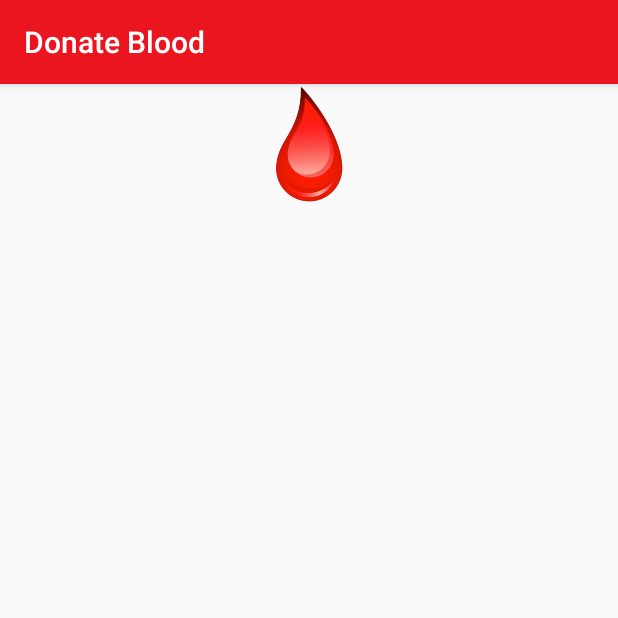
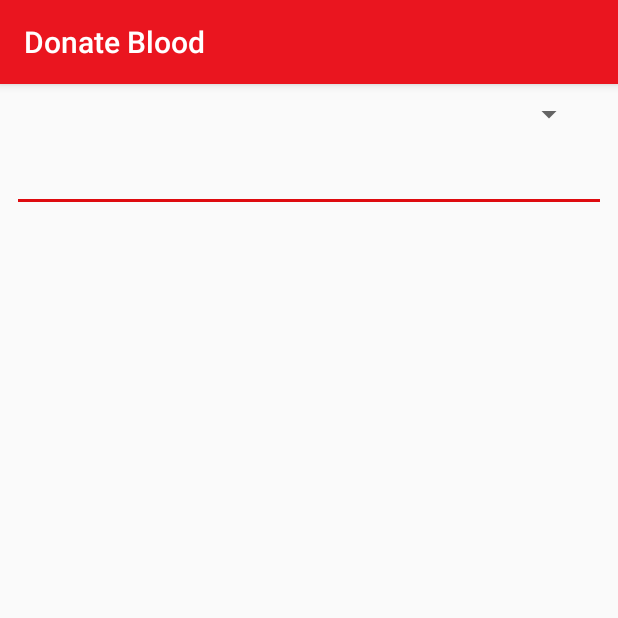
Before and after one commit to atriodata/DonateBlood, an Android app: the screen it shows after launch (HomeActivity before the commit, RegistraionActivity after it), on a phone screen of 412 x 824 dp, the top half of it. Run offline under Robolectric (Android 15) with nearby library versions, the phone set to English and light mode, and no system bars.

```diff
--- a/app/build.gradle
+++ b/app/build.gradle
@@ -36,4 +36,5 @@ dependencies {
 
 
 
+
 apply plugin: 'com.google.gms.google-services'
--- /dev/null
+++ b/app/src/main/java/com/atrio/donateblood/CustomAutoCompleteTextView.java
@@ -0,0 +1,28 @@
+package com.atrio.donateblood;
+
+import android.content.Context;
+import android.util.AttributeSet;
+import android.util.Log;
+
+import java.util.HashMap;
+
+/**
+ * Created by Arpita Patel on 14-08-2017.
+ */
+
+public class CustomAutoCompleteTextView extends android.support.v7.widget.AppCompatAutoCompleteTextView {
+
+    public CustomAutoCompleteTextView(Context context, AttributeSet attrs) {
+        super(context, attrs);
+    }
+
+    /** Returns the place description corresponding to the selected item */
+    @Override
+    protected CharSequence convertSelectionToString(Object selectedItem) {
+        /** Each item in the autocompetetextview suggestion list is a hashmap object */
+        HashMap<String, String> hm = (HashMap<String, String>) selectedItem;
+        Log.i("data455",""+hm);
+
+        return hm.get("description");
+    }
+}
--- a/app/src/main/java/com/atrio/donateblood/HomeActivity.java
+++ b/app/src/main/java/com/atrio/donateblood/HomeActivity.java
@@ -71,6 +71,7 @@ public class HomeActivity extends AppCompatActivity {
             public void onClick(View v) {
                 Intent intent=new Intent(HomeActivity.this,MainActivity.class);
                 startActivity(intent);
+                finish();
             }
         });
     }
--- /dev/null
+++ b/app/src/main/java/com/atrio/donateblood/RegistraionActivity.java
@@ -0,0 +1,297 @@
+package com.atrio.donateblood;
+
+import android.os.AsyncTask;
+import android.os.Bundle;
+import android.support.v7.app.AppCompatActivity;
+import android.text.Editable;
+import android.text.TextWatcher;
+import android.util.Log;
+import android.widget.AutoCompleteTextView;
+import android.widget.SimpleAdapter;
+import android.widget.Spinner;
+
+import org.json.JSONObject;
+
+import java.io.BufferedReader;
+import java.io.IOException;
+import java.io.InputStream;
+import java.io.InputStreamReader;
+import java.io.UnsupportedEncodingException;
+import java.net.HttpURLConnection;
+import java.net.URL;
+import java.net.URLEncoder;
+import java.util.HashMap;
+import java.util.List;
+
+public class RegistraionActivity extends AppCompatActivity {
+
+    String lati,longti;
+    PlacesTask placesTask;
+    ParserTask parserTask;
+    Spinner citizenship;
+    AutoCompleteTextView atvPlaces;
+
+    @Override
+    protected void onCreate(Bundle savedInstanceState) {
+        super.onCreate(savedInstanceState);
+        setContentView(R.layout.activity_registraion);
+        atvPlaces = (AutoCompleteTextView) findViewById(R.id.atv_places);
+        atvPlaces.setThreshold(1);
+
+        atvPlaces.addTextChangedListener(new TextWatcher() {
+
+            @Override
+            public void onTextChanged(CharSequence s, int start, int before, int count) {
+                placesTask = new PlacesTask();
+                placesTask.execute(s.toString());
+            }
+
+            @Override
+            public void beforeTextChanged(CharSequence s, int start, int count,
+                                          int after) {
+                // TODO Auto-generated method stub
+            }
+
+            @Override
+            public void afterTextChanged(Editable s) {
+                // TODO Auto-generated method stub
+            }
+        });
+     /*   LocationManager lm = (LocationManager) getSystemService(Context.LOCATION_SERVICE);
+        lm.requestLocationUpdates(LocationManager.GPS_PROVIDER,
+                1000, 1, new MyLocationListners());
+//        LocationListener ll = new MyLocation();
+        if (ActivityCompat.checkSelfPermission(this, android.Manifest.permission.ACCESS_FINE_LOCATION) != PackageManager.PERMISSION_GRANTED && ActivityCompat.checkSelfPermission(this, android.Manifest.permission.ACCESS_COARSE_LOCATION) != PackageManager.PERMISSION_GRANTED) {
+            // TODO: Consider calling
+            //    ActivityCompat#requestPermissions
+            // here to request the missing permissions, and then overriding
+            //   public void onRequestPermissionsResult(int requestCode, String[] permissions,
+            //                                          int[] grantResults)
+            // to handle the case where the user grants the permission. See the documentation
+            // for ActivityCompat#requestPermissions for more details.
+            return;
+        }
+//        lm.requestLocationUpdates(LocationManager.GPS_PROVIDER, 0, 0, ll);
+        final Location location = lm.getLastKnownLocation(LocationManager.GPS_PROVIDER);
+
+//these are your longtitude and latitude
+        lati = String.valueOf(location.getLatitude());
+        longti = String.valueOf(location.getLongitude());
+
+//here we are getting the address using the geo codes(longtitude and latitude).
+
+        String ad = getAddress(location.getLatitude(),location.getLongitude());
+        Log.i("address4566",""+ad);
+
+        Locale[] locale = Locale.getAvailableLocales();
+                    Log.i("loc243",""+locale);
+
+//        Geocoder geocoder4=new Geocoder(this,Locale.getAvailableLocales())
+        ArrayList<String> countries = new ArrayList<String>();
+        String country;
+        for( Locale loc : locale ){
+            country = loc.getDisplayCountry();
+//            Log.i("loc23",country);
+            if( country.length() > 0 && !countries.contains(country) ){
+                countries.add( country );
+
+            }
+        }
+        Collections.sort(countries, String.CASE_INSENSITIVE_ORDER);
+
+        citizenship = (Spinner)findViewById(R.id.input_citizenship);
+        ArrayAdapter<String> adapter = new ArrayAdapter<String>(this,android.R.layout.simple_spinner_item, countries);
+        citizenship.setAdapter(adapter);*/
+
+
+    }
+/*
+    private String getAddress(double LATITUDE, double LONGITUDE) {
+        String strAdd = "";
+        Geocoder geocoder = new Geocoder(this);
+        Log.i("address45632",""+geocoder);
+
+        try {
+            List<Address> addresses = geocoder.getFromLocation(LATITUDE,LONGITUDE, 5);
+//            List<Address> addresses = geocoder.getFromLocationName(strAdd,1);
+
+            if (addresses != null) {
+
+                Address returnedAddress = addresses.get(0);
+                Log.i("address456372",""+returnedAddress);
+                Log.i("address454632",""+returnedAddress.getLocality());
+
+                StringBuilder strReturnedAddress = new StringBuilder("");
+
+                for (int i = 0; i < returnedAddress.getMaxAddressLineIndex(); i++) {
+                    strReturnedAddress
+                            .append(returnedAddress.getAddressLine(i)).append(
+                            "\n");
+                }
+                strAdd = strReturnedAddress.toString();
+                Log.i("address12","" + strReturnedAddress.toString());
+            } else {
+                Log.i("address56", "No Address returned!");
+            }
+        } catch (Exception e) {
+            e.printStackTrace();
+            Log.i("address89", "Canont get Address!");
+        }
+        return strAdd;
+    }
+*/
+
+/*
+    public class MyLocationListners implements LocationListener {
+
+        @Override
+        public void onLocationChanged(Location location) {
+        }
+
+        @Override
+        public void onProviderDisabled(String provider) {
+        }
+
+        @Override
+        public void onProviderEnabled(String provider) {
+        }
+
+        @Override
+        public void onStatusChanged(String provider, int status, Bundle extras) {
+        }
+
+    }
+*/
+
+    private class PlacesTask extends AsyncTask<String, Void, String> {
+
+        @Override
+        protected String doInBackground(String... place) {
+            // For storing data from web service
+            String data = "";
+
+            // Obtain browser key from https://code.google.com/apis/console
+            String key = "key=AIzaSyAG-AdjAgToyXceK6-ghWS38ho8cALPaUw";
+
+            String input="";
+
+            try {
+                input = "input=" + URLEncoder.encode(place[0], "utf-8");
+            } catch (UnsupportedEncodingException e1) {
+                e1.printStackTrace();
+            }
+
+            // place type to be searched
+            String types = "types=geocode";
+
+            // Sensor enabled
+            String sensor = "sensor=false";
+
+            // Building the parameters to the web service
+            String parameters = input+"&"+types+"&"+sensor+"&"+key;
+
+            // Output format
+            String output = "json";
+
+            // Building the url to the web service
+            String url =
+//                    "https://maps.googleapis.com/maps/api/place/autocomplete/json?input=India&sensor=false&types=(regions)&key=AIzaSyAG-AdjAgToyXceK6-ghWS38ho8cALPaUw";
+                    "https://maps.googleapis.com/maps/api/place/autocomplete/"+output+"?"+parameters+"&components=country:IN&locality:Karnataka";
+
+            try{
+                // Fetching the data from we service
+                data = downloadUrl(url);
+            }catch(Exception e){
+                Log.d("Background Task",e.toString());
+            }
+            return data;
+        }
+
+        @Override
+        protected void onPostExecute(String result) {
+            super.onPostExecute(result);
+
+            // Creating ParserTask
+            parserTask = new ParserTask();
+
+            // Starting Parsing the JSON string returned by Web Service
+            parserTask.execute(result);
+        }
+    }
+
+    private String downloadUrl(String strUrl) throws IOException {
+        String data = "";
+        InputStream iStream = null;
+        HttpURLConnection urlConnection = null;
+        try{
+            URL url = new URL(strUrl);
+
+            // Creating an http connection to communicate with url
+            urlConnection = (HttpURLConnection) url.openConnection();
+
+            // Connecting to url
+            urlConnection.connect();
+
+            // Reading data from url
+            iStream = urlConnection.getInputStream();
+
+            BufferedReader br = new BufferedReader(new InputStreamReader(iStream));
+
+            StringBuffer sb = new StringBuffer();
+
+            String line = "";
+            while( ( line = br.readLine()) != null){
+                sb.append(line);
+            }
+
+            data = sb.toString();
+            Log.i("data4565",""+data);
+
+            br.close();
+
+        }catch(Exception e){
+            Log.i("url45",""+ e.toString());
+        }finally{
+            iStream.close();
+            urlConnection.disconnect();
+        }
+        return data;
+    }
+    private class ParserTask extends AsyncTask<String, Integer, List<HashMap<String,String>>>{
+
+        JSONObject jObject;
+
+        @Override
+        protected List<HashMap<String, String>> doInBackground(String... jsonData) {
+
+            List<HashMap<String, String>> places = null;
+
+            PlaceJSONParser placeJsonParser = new PlaceJSONParser();
+
+            try{
+                jObject = new JSONObject(jsonData[0]);
+
+                // Getting the parsed data as a List construct
+                places = placeJsonParser.parse(jObject);
+
+            }catch(Exception e){
+                Log.d("Exception",e.toString());
+            }
+            return places;
+        }
+
+        @Override
+        protected void onPostExecute(List<HashMap<String, String>> result) {
+
+            String[] from = new String[] { "description"};
+            int[] to = new int[] { android.R.id.text1 };
+
+            // Creating a SimpleAdapter for the AutoCompleteTextView
+            SimpleAdapter adapter = new SimpleAdapter(getBaseContext(), result, android.R.layout.simple_list_item_1, from, to);
+
+            Log.i("data45",""+from);
+            // Setting the adapter
+            atvPlaces.setAdapter(adapter);
+        }
+    }
+}
--- a/app/src/main/java/com/atrio/donateblood/VerifyOTP.java
+++ b/app/src/main/java/com/atrio/donateblood/VerifyOTP.java
@@ -163,6 +163,8 @@ public class VerifyOTP extends AppCompatActivity {
                             Log.d("", "onComplete: " + User);
                             dialog.dismiss();
                             Toast.makeText(VerifyOTP.this, "Phone number verified", Toast.LENGTH_SHORT).show();
+                            Intent intent=new Intent(VerifyOTP.this,RegistraionActivity.class);
+                            startActivity(intent);
                             // ...
                         } else {
                             if (task.getException() instanceof FirebaseAuthInvalidCredentialsException) {
--- /dev/null
+++ b/app/src/main/res/layout/activity_registraion.xml
@@ -0,0 +1,34 @@
+<?xml version="1.0" encoding="utf-8"?>
+<android.support.constraint.ConstraintLayout xmlns:android="http://schemas.android.com/apk/res/android"
+    xmlns:app="http://schemas.android.com/apk/res-auto"
+    xmlns:tools="http://schemas.android.com/tools"
+    android:layout_width="match_parent"
+    android:layout_height="match_parent"
+    tools:context="com.atrio.donateblood.RegistraionActivity">
+
+    <Spinner
+        android:layout_width="368dp"
+        android:layout_height="wrap_content"
+        android:id="@+id/input_citizenship"
+        android:layout_marginLeft="8dp"
+        app:layout_constraintLeft_toLeftOf="parent"
+        android:layout_marginRight="8dp"
+        app:layout_constraintRight_toRightOf="parent"
+        app:layout_constraintTop_toTopOf="parent"
+        android:layout_marginTop="8dp"
+        android:layout_marginStart="8dp"
+        android:layout_marginEnd="8dp"></Spinner>
+    <com.atrio.donateblood.CustomAutoCompleteTextView
+        android:layout_width="0dp"
+        android:id="@+id/atv_places"
+        android:layout_height="wrap_content"
+        android:layout_marginLeft="8dp"
+        app:layout_constraintLeft_toLeftOf="parent"
+        android:layout_marginRight="8dp"
+        app:layout_constraintRight_toRightOf="parent"
+        android:layout_marginTop="8dp"
+        android:layout_marginStart="8dp"
+        android:layout_marginEnd="8dp"
+        app:layout_constraintHorizontal_bias="1.0"
+        app:layout_constraintTop_toBottomOf="@+id/input_citizenship" />
+</android.support.constraint.ConstraintLayout>
```
Also changed, not shown: app/src/main/AndroidManifest.xml (+7 -3 lines), app/src/main/java/com/atrio/donateblood/MainActivity.java (+38 -0 lines), app/src/main/java/com/atrio/donateblood/PlaceJSONParser.java (added, +119 -0 lines).
